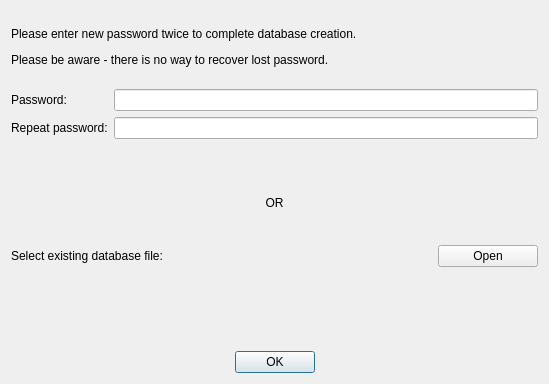
First picture: the form in client/openorcreatedb_widget.ui, repository dmytrobogovych/noo, before the edit.
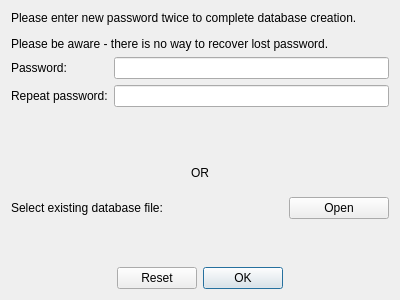
Second picture: the form after the edit.

Patch:
```diff
--- a/client/openorcreatedb_widget.ui
+++ b/client/openorcreatedb_widget.ui
@@ -6,10 +6,22 @@
    <rect>
     <x>0</x>
     <y>0</y>
-    <width>549</width>
-    <height>384</height>
+    <width>400</width>
+    <height>300</height>
    </rect>
   </property>
+  <property name="minimumSize">
+   <size>
+    <width>400</width>
+    <height>300</height>
+   </size>
+  </property>
+  <property name="maximumSize">
+   <size>
+    <width>400</width>
+    <height>400</height>
+   </size>
+  </property>
   <property name="windowTitle">
    <string>Form</string>
   </property>
@@ -59,6 +71,16 @@
      </item>
     </layout>
    </item>
+   <item>
+    <widget class="QLabel" name="mMessageLabel">
+     <property name="text">
+      <string/>
+     </property>
+     <property name="alignment">
+      <set>Qt::AlignCenter</set>
+     </property>
+    </widget>
+   </item>
    <item>
     <widget class="QLabel" name="label">
      <property name="text">
@@ -106,7 +128,7 @@
       <enum>Qt::Horizontal</enum>
      </property>
      <property name="standardButtons">
-      <set>QDialogButtonBox::Ok</set>
+      <set>QDialogButtonBox::Ok|QDialogButtonBox::Reset</set>
      </property>
      <property name="centerButtons">
       <bool>true</bool>
```
